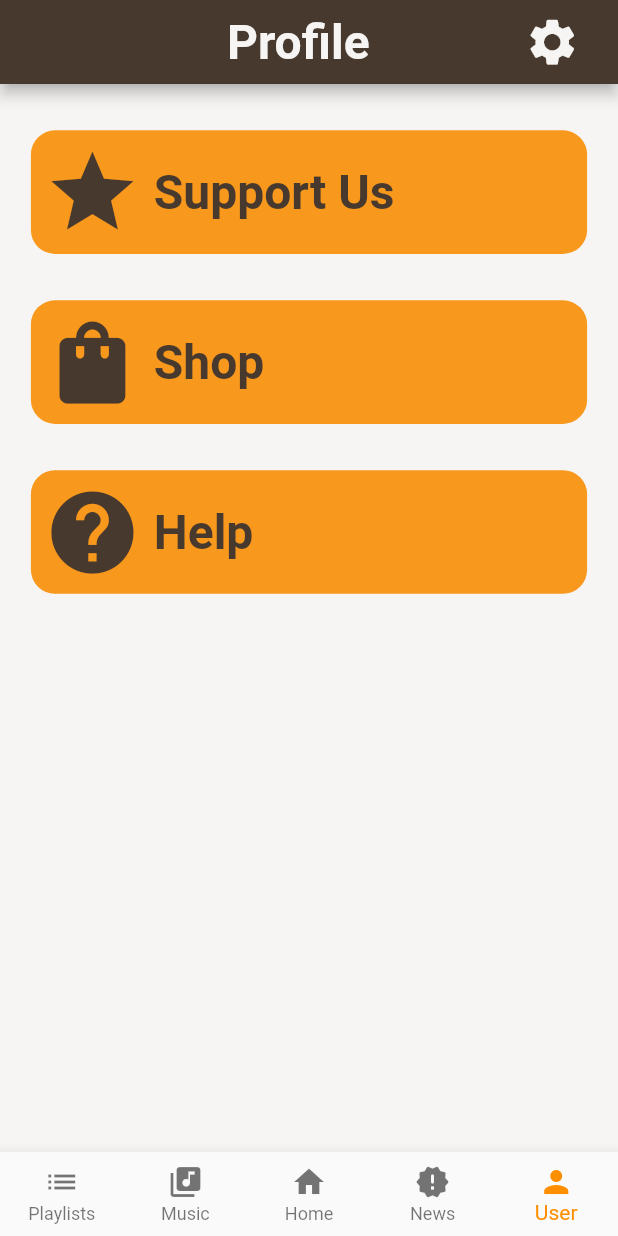
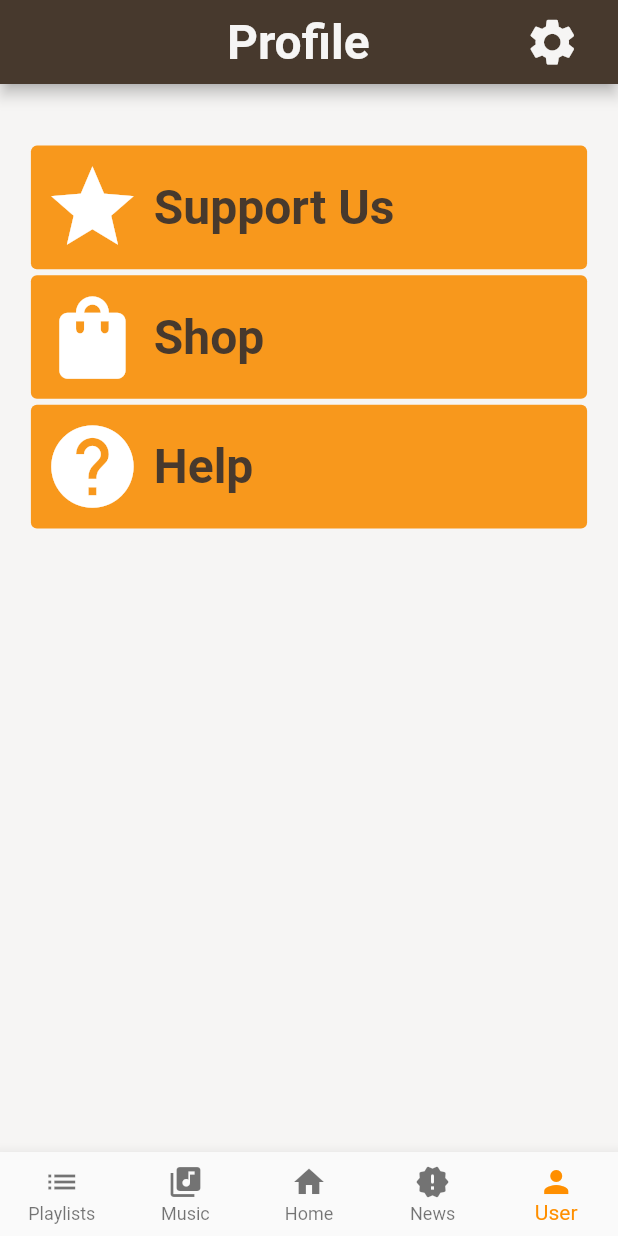
Before and after one commit to JForden/Multi_Media, a Flutter app: the screen it shows after launch, item 5 of the bottom bar chosen, on a phone screen of 412 x 824 dp. Run offline on Flutter 3.47's test engine with Material 2 defaults, Android fonts, the phone set to English and light mode, and no system bars; our stand-ins replace flutter_html; missing offline and left inert: flutter_radio_player; network calls fail; Roboto replaces fonts that are missing (Helvetica).

Commit message:
Card Focused UI

```diff
--- a/multimedia/lib/home.dart
+++ b/multimedia/lib/home.dart
@@ -22,8 +22,8 @@ class _HomePageState extends State<HomePage> {
             children: [
               Image.asset(
                 "assets/images/logo.jpg",
-                width: 250,
-                height: 250,
+                width: 100,
+                height: 100,
               ),
               mainSection
             ],
@@ -42,6 +42,7 @@ class _HomePageState extends State<HomePage> {
 
 Widget mainSection = Column(
   children: [
+    Column(children: [
       FutureBuilder(
           future: fetchWpPosts(),
           builder: (context, AsyncSnapshot snapshot) {
@@ -122,7 +123,9 @@ Widget mainSection = Column(
             style: const TextStyle(
                 fontSize: 18, fontStyle: FontStyle.italic, color: Colors.black),
           ),
-        onPressed: () => launch('https://radiomilwaukee.org/')),
+          onPressed: () => launch('https://radiomilwaukee.org/'))
+    ]),
+    Column(children: [
       FutureBuilder(
           future: fetchSpreakerPosts(),
           builder: (context, AsyncSnapshot snapshot) {
@@ -202,7 +205,8 @@ Widget mainSection = Column(
             style: const TextStyle(
                 fontSize: 18, fontStyle: FontStyle.italic, color: Colors.black),
           ),
-        onPressed: () => launch('https://radiomilwaukee.org/podcasts/')),
+          onPressed: () => launch('https://radiomilwaukee.org/podcasts/'))
+    ]),
   ],
 );
 
--- a/multimedia/lib/playlists.dart
+++ b/multimedia/lib/playlists.dart
@@ -634,12 +634,14 @@ class _PlaylistPageState extends State<PlaylistPage> {
 
                     return Column(children: [
                       Expanded(
-                          child: Stack(children: [
-                        searchResults.isNotEmpty ||
-                                _searchTextController.text.isNotEmpty
-                            ? _songList(searchResults)
-                            : _songList(songInfoList),
-                      ]))
+                          child: Card(
+                              elevation: 2,
+                              child: Stack(children: [
+                                searchResults.isNotEmpty ||
+                                        _searchTextController.text.isNotEmpty
+                                    ? _songList(searchResults)
+                                    : _songList(songInfoList),
+                              ])))
                     ]);
                   } else if (snapshot.hasError) {
                     return Text('${snapshot.error}');
--- a/multimedia/lib/profile.dart
+++ b/multimedia/lib/profile.dart
@@ -40,19 +40,22 @@ class _ProfilePageState extends State<ProfilePage> {
               height: deviceHeight * 0.1,
               decoration: BoxDecoration(
                   color: Theme.of(context).splashColor,
-                  borderRadius: BorderRadius.circular(16)),
+                  borderRadius: BorderRadius.circular(4)),
               padding: EdgeInsets.only(left: 8, right: 8),
+              margin: EdgeInsets.only(top: 4),
               child: Row(
                 mainAxisSize: MainAxisSize.min,
                 mainAxisAlignment: MainAxisAlignment.start,
                 children: [
-                  Icon(icon, color: color, size: deviceHeight * 0.08),
+                  Icon(icon,
+                      color: Theme.of(context).backgroundColor,
+                      size: deviceHeight * 0.08),
                   Padding(
                     padding: EdgeInsets.only(left: 8),
                     child: Text(
                       text,
                       textAlign: TextAlign.center,
-                      style: Theme.of(context).textTheme.labelLarge,
+                      style: Theme.of(context).primaryTextTheme.labelLarge,
                     ),
                   ),
                 ],
@@ -68,19 +71,22 @@ class _ProfilePageState extends State<ProfilePage> {
               height: deviceHeight * 0.1,
               decoration: BoxDecoration(
                   color: Theme.of(context).splashColor,
-                  borderRadius: BorderRadius.circular(16)),
+                  borderRadius: BorderRadius.circular(4)),
               padding: EdgeInsets.only(left: 8, right: 8),
+              margin: EdgeInsets.only(top: 4),
               child: Row(
                 mainAxisSize: MainAxisSize.min,
                 mainAxisAlignment: MainAxisAlignment.start,
                 children: [
-                  Icon(icon, color: color, size: deviceHeight * 0.08),
+                  Icon(icon,
+                      color: Theme.of(context).backgroundColor,
+                      size: deviceHeight * 0.08),
                   Padding(
                     padding: EdgeInsets.only(left: 8),
                     child: Text(
                       text,
                       textAlign: TextAlign.center,
-                      style: Theme.of(context).textTheme.labelLarge,
+                      style: Theme.of(context).primaryTextTheme.labelLarge,
                     ),
                   ),
                 ],
@@ -129,9 +135,11 @@ class _ProfilePageState extends State<ProfilePage> {
 
     Widget bigButtons = Container(
         width: deviceWidth,
-        height: deviceHeight * 0.45,
+        height: deviceHeight * 0.365,
+        child: Padding(
+            padding: EdgeInsets.only(top: deviceHeight * 0.045),
             child: Column(
-          mainAxisAlignment: MainAxisAlignment.spaceEvenly,
+              //mainAxisAlignment: MainAxisAlignment.spaceEvenly,
               crossAxisAlignment: CrossAxisAlignment.center,
               children: [
                 _buildLinkButton(
@@ -139,12 +147,15 @@ class _ProfilePageState extends State<ProfilePage> {
                     Icons.star,
                     'Support Us',
                     "https://radiomilwaukee.org/support-us/membership/"),
-            _buildLinkButton(Theme.of(context).primaryColor, Icons.shopping_bag,
-                'Shop', "https://radiomilwaukee.org/shop/"),
-            _buildBigButton(
-                Theme.of(context).primaryColor, Icons.help, 'Help', HelpPage()),
+                _buildLinkButton(
+                    Theme.of(context).primaryColor,
+                    Icons.shopping_bag,
+                    'Shop',
+                    "https://radiomilwaukee.org/shop/"),
+                _buildBigButton(Theme.of(context).primaryColor, Icons.help,
+                    'Help', HelpPage()),
               ],
-        ));
+            )));
 
     return Scaffold(
       appBar: AppBar(
```
Lines whose indentation alone changed are shown as unchanged.
